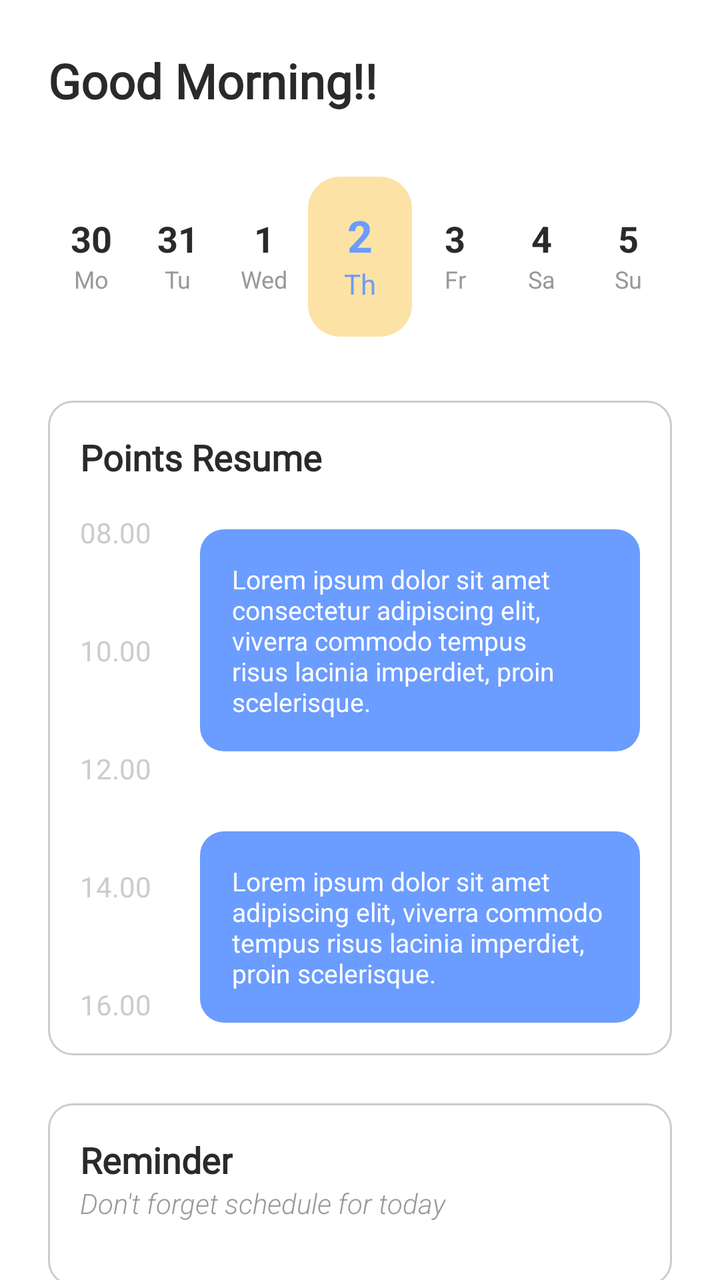
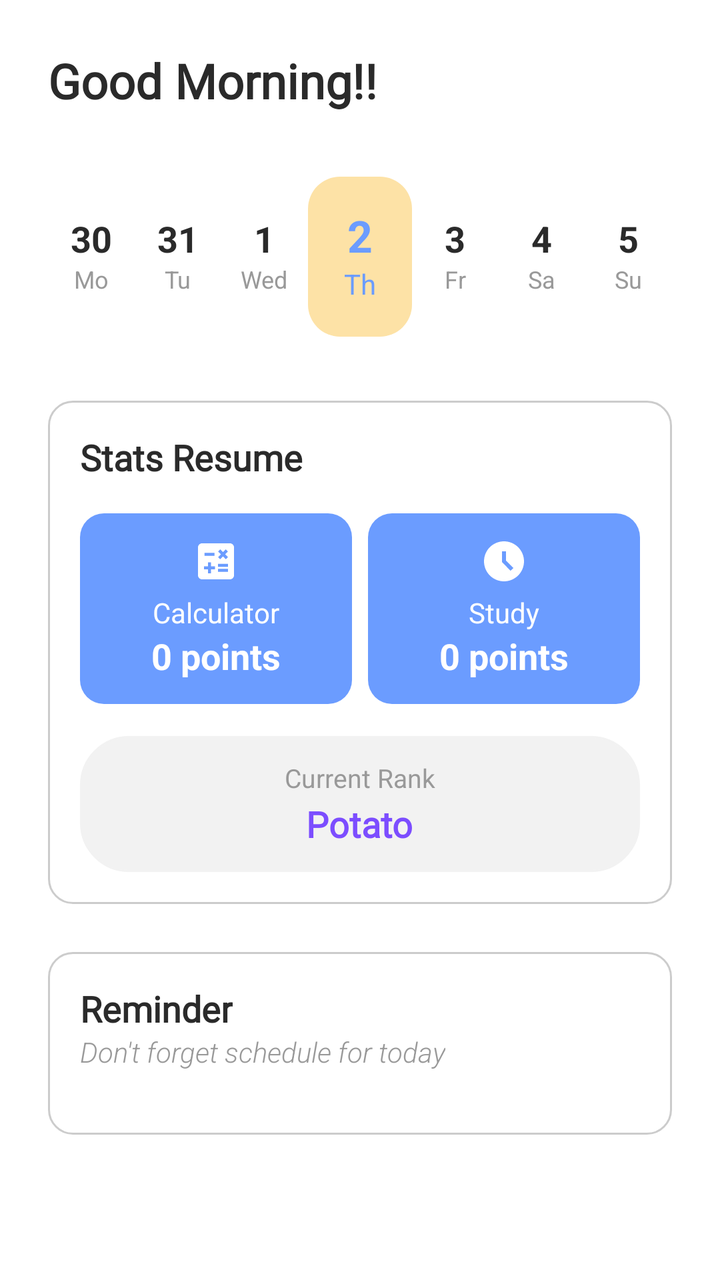

Compare the two renders of this Android layout. The source of the first and the diff that turns it into the second are given below.
<!-- AndroidManifest.xml: application theme Theme.ClendApp -->
<!-- res/layout/fragment_home.xml -->
<?xml version="1.0" encoding="utf-8"?>
<androidx.core.widget.NestedScrollView xmlns:android="http://schemas.android.com/apk/res/android"
    xmlns:app="http://schemas.android.com/apk/res-auto"
    android:layout_width="match_parent"
    android:layout_height="match_parent"
    android:background="#FFFFFF">

    <LinearLayout
        android:layout_width="match_parent"
        android:layout_height="wrap_content"
        android:orientation="vertical"
        android:padding="24dp">

        <TextView
            android:id="@+id/tv_greeting"
            android:layout_width="wrap_content"
            android:layout_height="wrap_content"
            android:text="Good Morning!!"
            android:textColor="#2A2A2A"
            android:fontFamily="@font/hey_comic"
            android:textSize="24sp"
            android:textStyle="bold"
            android:layout_marginBottom="32dp" />

        
        <LinearLayout
            android:id="@+id/calendar_row"
            android:layout_width="match_parent"
            android:layout_height="wrap_content"
            android:orientation="horizontal"
            android:gravity="center"
            android:baselineAligned="false"
            android:layout_marginBottom="32dp">

            
            <LinearLayout
                android:layout_width="0dp"
                android:layout_height="wrap_content"
                android:layout_weight="1"
                android:gravity="center"
                android:orientation="vertical">
                <TextView android:layout_width="wrap_content" android:layout_height="wrap_content" android:text="30" android:textSize="18sp" android:textStyle="bold" android:textColor="#2A2A2A"/>
                <TextView android:layout_width="wrap_content" android:layout_height="wrap_content" android:text="Mo" android:textSize="12sp" android:textColor="#999999"/>
                <LinearLayout android:id="@+id/dots_1" android:layout_width="wrap_content" android:layout_height="wrap_content" android:orientation="horizontal" android:layout_marginTop="2dp" android:gravity="center"/>
            </LinearLayout>

            <LinearLayout
                android:layout_width="0dp"
                android:layout_height="wrap_content"
                android:layout_weight="1"
                android:gravity="center"
                android:orientation="vertical">
                <TextView android:layout_width="wrap_content" android:layout_height="wrap_content" android:text="31" android:textSize="18sp" android:textStyle="bold" android:textColor="#2A2A2A"/>
                <TextView android:layout_width="wrap_content" android:layout_height="wrap_content" android:text="Tu" android:textSize="12sp" android:textColor="#999999"/>
                <LinearLayout android:id="@+id/dots_2" android:layout_width="wrap_content" android:layout_height="wrap_content" android:orientation="horizontal" android:layout_marginTop="2dp" android:gravity="center"/>
            </LinearLayout>

            <LinearLayout
                android:layout_width="0dp"
                android:layout_height="wrap_content"
                android:layout_weight="1"
                android:gravity="center"
                android:orientation="vertical">
                <TextView android:layout_width="wrap_content" android:layout_height="wrap_content" android:text="1" android:textSize="18sp" android:textStyle="bold" android:textColor="#2A2A2A"/>
                <TextView android:layout_width="wrap_content" android:layout_height="wrap_content" android:text="Wed" android:textSize="12sp" android:textColor="#999999"/>
                <LinearLayout android:id="@+id/dots_3" android:layout_width="wrap_content" android:layout_height="wrap_content" android:orientation="horizontal" android:layout_marginTop="2dp" android:gravity="center"/>
            </LinearLayout>

            <LinearLayout
                android:layout_width="0dp"
                android:layout_height="80dp"
                android:layout_weight="1.2"
                android:gravity="center"
                android:background="@drawable/bg_day_active"
                android:orientation="vertical">
                <TextView android:layout_width="wrap_content" android:layout_height="wrap_content" android:text="2" android:textSize="22sp" android:textStyle="bold" android:textColor="#6B9CFF"/>
                <TextView android:layout_width="wrap_content" android:layout_height="wrap_content" android:text="Th" android:textSize="14sp" android:textColor="#6B9CFF"/>
                <LinearLayout android:id="@+id/dots_4" android:layout_width="wrap_content" android:layout_height="wrap_content" android:orientation="horizontal" android:layout_marginTop="2dp" android:gravity="center"/>
            </LinearLayout>

            <LinearLayout
                android:layout_width="0dp"
                android:layout_height="wrap_content"
                android:layout_weight="1"
                android:gravity="center"
                android:orientation="vertical">
                <TextView android:layout_width="wrap_content" android:layout_height="wrap_content" android:text="3" android:textSize="18sp" android:textStyle="bold" android:textColor="#2A2A2A"/>
                <TextView android:layout_width="wrap_content" android:layout_height="wrap_content" android:text="Fr" android:textSize="12sp" android:textColor="#999999"/>
                <LinearLayout android:id="@+id/dots_5" android:layout_width="wrap_content" android:layout_height="wrap_content" android:orientation="horizontal" android:layout_marginTop="2dp" android:gravity="center"/>
            </LinearLayout>

            <LinearLayout
                android:layout_width="0dp"
                android:layout_height="wrap_content"
                android:layout_weight="1"
                android:gravity="center"
                android:orientation="vertical">
                <TextView android:layout_width="wrap_content" android:layout_height="wrap_content" android:text="4" android:textSize="18sp" android:textStyle="bold" android:textColor="#2A2A2A"/>
                <TextView android:layout_width="wrap_content" android:layout_height="wrap_content" android:text="Sa" android:textSize="12sp" android:textColor="#999999"/>
                <LinearLayout android:id="@+id/dots_6" android:layout_width="wrap_content" android:layout_height="wrap_content" android:orientation="horizontal" android:layout_marginTop="2dp" android:gravity="center"/>
            </LinearLayout>

            <LinearLayout
                android:layout_width="0dp"
                android:layout_height="wrap_content"
                android:layout_weight="1"
                android:gravity="center"
                android:orientation="vertical">
                <TextView android:layout_width="wrap_content" android:layout_height="wrap_content" android:text="5" android:textSize="18sp" android:textStyle="bold" android:textColor="#2A2A2A"/>
                <TextView android:layout_width="wrap_content" android:layout_height="wrap_content" android:text="Su" android:textSize="12sp" android:textColor="#999999"/>
                <LinearLayout android:id="@+id/dots_7" android:layout_width="wrap_content" android:layout_height="wrap_content" android:orientation="horizontal" android:layout_marginTop="2dp" android:gravity="center"/>
            </LinearLayout>

        </LinearLayout>

        
        <LinearLayout
            android:layout_width="match_parent"
            android:layout_height="wrap_content"
            android:background="@drawable/bg_section_outline"
            android:orientation="vertical"
            android:padding="16dp"
            android:layout_marginBottom="24dp">

            <TextView
                android:layout_width="wrap_content"
                android:layout_height="wrap_content"
                android:text="Points Resume"
                android:fontFamily="@font/hey_comic"
                android:textColor="#2A2A2A"
                android:textSize="18sp"
                android:textStyle="bold"
                android:layout_marginBottom="16dp" />

            <RelativeLayout
                android:layout_width="match_parent"
                android:layout_height="wrap_content">

                
                <LinearLayout
                    android:layout_width="wrap_content"
                    android:layout_height="wrap_content"
                    android:orientation="vertical">
                    <TextView android:layout_width="wrap_content" android:layout_height="wrap_content" android:text="08.00" android:textColor="#CCCCCC" android:textSize="14sp" android:layout_marginBottom="40dp"/>
                    <TextView android:layout_width="wrap_content" android:layout_height="wrap_content" android:text="10.00" android:textColor="#CCCCCC" android:textSize="14sp" android:layout_marginBottom="40dp"/>
                    <TextView android:layout_width="wrap_content" android:layout_height="wrap_content" android:text="12.00" android:textColor="#CCCCCC" android:textSize="14sp" android:layout_marginBottom="40dp"/>
                    <TextView android:layout_width="wrap_content" android:layout_height="wrap_content" android:text="14.00" android:textColor="#CCCCCC" android:textSize="14sp" android:layout_marginBottom="40dp"/>
                    <TextView android:layout_width="wrap_content" android:layout_height="wrap_content" android:text="16.00" android:textColor="#CCCCCC" android:textSize="14sp" />
                </LinearLayout>

                
                <LinearLayout
                    android:layout_width="match_parent"
                    android:layout_height="wrap_content"
                    android:layout_marginStart="60dp"
                    android:orientation="vertical">

                    <TextView
                        android:layout_width="match_parent"
                        android:layout_height="wrap_content"
                        android:background="@drawable/bg_blue_card"
                        android:padding="16dp"
                        android:text="Lorem ipsum dolor sit amet consectetur adipiscing elit, viverra commodo tempus risus lacinia imperdiet, proin scelerisque."
                        android:textColor="#FFFFFF"
                        android:textSize="13sp"
                        android:layout_marginTop="8dp"
                        android:layout_marginBottom="24dp"/>

                    <TextView
                        android:layout_width="match_parent"
                        android:layout_height="wrap_content"
                        android:background="@drawable/bg_blue_card"
                        android:padding="16dp"
                        android:text="Lorem ipsum dolor sit amet adipiscing elit, viverra commodo tempus risus lacinia imperdiet, proin scelerisque."
                        android:textColor="#FFFFFF"
                        android:textSize="13sp"
                        android:layout_marginTop="16dp"/>

                </LinearLayout>

            </RelativeLayout>

        </LinearLayout>

        
        <LinearLayout
            android:layout_width="match_parent"
            android:layout_height="wrap_content"
            android:background="@drawable/bg_section_outline"
            android:orientation="vertical"
            android:padding="16dp">

            <TextView
                android:layout_width="wrap_content"
                android:layout_height="wrap_content"
                android:text="Reminder"
                android:fontFamily="@font/hey_comic"
                android:textColor="#2A2A2A"
                android:textSize="18sp"
                android:textStyle="bold" />

            <TextView
                android:id="@+id/tv_reminder_subtitle"
                android:layout_width="wrap_content"
                android:layout_height="wrap_content"
                android:text="Don\'t forget schedule for today"
                android:textColor="#999999"
                android:textSize="14sp"
                android:fontFamily="sans-serif-light"
                android:textStyle="italic"
                android:layout_marginBottom="16dp" />

            <androidx.recyclerview.widget.RecyclerView
                android:id="@+id/rv_reminders"
                android:layout_width="match_parent"
                android:layout_height="wrap_content"
                android:nestedScrollingEnabled="false" />

            <TextView
                android:id="@+id/tv_empty_reminders"
                android:layout_width="match_parent"
                android:layout_height="wrap_content"
                android:gravity="center"
                android:padding="16dp"
                android:text="No pending tasks for today"
                android:textColor="#999999"
                android:visibility="gone" />

        </LinearLayout>

    </LinearLayout>

</androidx.core.widget.NestedScrollView>
<!-- resources referenced by this layout -->
<resources>
  <!-- drawable bg_blue_card (drawable) -->
  <?xml version="1.0" encoding="utf-8"?>
  <shape xmlns:android="http://schemas.android.com/apk/res/android" android:shape="rectangle">
      <solid android:color="#6B9CFF" />
      <corners android:radius="12dp" />
  </shape>
  <!-- drawable bg_day_active (drawable) -->
  <?xml version="1.0" encoding="utf-8"?>
  <shape xmlns:android="http://schemas.android.com/apk/res/android" android:shape="rectangle">
      <solid android:color="#FDE2A6" />
      <corners android:radius="16dp" />
  </shape>
  <!-- drawable bg_section_outline (drawable) -->
  <?xml version="1.0" encoding="utf-8"?>
  <shape xmlns:android="http://schemas.android.com/apk/res/android">
      <stroke android:width="1dp" android:color="#CCCCCC" />
      <corners android:radius="12dp" />
      <solid android:color="@android:color/transparent" />
  </shape>
  <style name="Theme.ClendApp" parent="Base.Theme.ClendApp" />
  <style name="Base.Theme.ClendApp" parent="Theme.Material3.Light.NoActionBar">
          
          <item name="colorPrimary">#7C4DFF</item>
          <item name="colorOnPrimary">@color/white</item>
      </style>
  <color name="white">#FFFFFFFF</color>
</resources>

<!-- the commit's change to res/layout/fragment_home.xml (unified diff, before → after) -->
@@ -125,60 +125,119 @@
             <TextView
                 android:layout_width="wrap_content"
                 android:layout_height="wrap_content"
-                android:text="Points Resume"
+                android:text="Stats Resume"
                 android:fontFamily="@font/hey_comic"
                 android:textColor="#2A2A2A"
                 android:textSize="18sp"
                 android:textStyle="bold"
                 android:layout_marginBottom="16dp" />
 
-            <RelativeLayout
-                android:layout_width="match_parent"
-                android:layout_height="wrap_content">
+            <LinearLayout
+                android:layout_width="match_parent"
+                android:layout_height="wrap_content"
+                android:orientation="horizontal"
+                android:baselineAligned="false">
 
                 
                 <LinearLayout
-                    android:layout_width="wrap_content"
-                    android:layout_height="wrap_content"
-                    android:orientation="vertical">
-                    <TextView android:layout_width="wrap_content" android:layout_height="wrap_content" android:text="08.00" android:textColor="#CCCCCC" android:textSize="14sp" android:layout_marginBottom="40dp"/>
-                    <TextView android:layout_width="wrap_content" android:layout_height="wrap_content" android:text="10.00" android:textColor="#CCCCCC" android:textSize="14sp" android:layout_marginBottom="40dp"/>
-                    <TextView android:layout_width="wrap_content" android:layout_height="wrap_content" android:text="12.00" android:textColor="#CCCCCC" android:textSize="14sp" android:layout_marginBottom="40dp"/>
-                    <TextView android:layout_width="wrap_content" android:layout_height="wrap_content" android:text="14.00" android:textColor="#CCCCCC" android:textSize="14sp" android:layout_marginBottom="40dp"/>
-                    <TextView android:layout_width="wrap_content" android:layout_height="wrap_content" android:text="16.00" android:textColor="#CCCCCC" android:textSize="14sp" />
+                    android:layout_width="0dp"
+                    android:layout_height="wrap_content"
+                    android:layout_weight="1"
+                    android:orientation="vertical"
+                    android:gravity="center"
+                    android:padding="12dp"
+                    android:background="@drawable/bg_blue_card"
+                    android:layout_marginEnd="8dp">
+
+                    <ImageView
+                        android:layout_width="24dp"
+                        android:layout_height="24dp"
+                        android:src="@drawable/ic_math"
+                        app:tint="#FFFFFF" />
+
+                    <TextView
+                        android:layout_width="wrap_content"
+                        android:layout_height="wrap_content"
+                        android:text="Calculator"
+                        android:textColor="#FFFFFF"
+                        android:textSize="14sp"
+                        android:layout_marginTop="4dp" />
+
+                    <TextView
+                        android:id="@+id/tv_resume_calculator"
+                        android:layout_width="wrap_content"
+                        android:layout_height="wrap_content"
+                        android:text="0 points"
+                        android:textColor="#FFFFFF"
+                        android:textStyle="bold"
+                        android:textSize="18sp" />
                 </LinearLayout>
 
                 
                 <LinearLayout
-                    android:layout_width="match_parent"
-                    android:layout_height="wrap_content"
-                    android:layout_marginStart="60dp"
-                    android:orientation="vertical">
-
-                    <TextView
-                        android:layout_width="match_parent"
-                        android:layout_height="wrap_content"
-                        android:background="@drawable/bg_blue_card"
-                        android:padding="16dp"
-                        android:text="Lorem ipsum dolor sit amet consectetur adipiscing elit, viverra commodo tempus risus lacinia imperdiet, proin scelerisque."
-                        android:textColor="#FFFFFF"
-                        android:textSize="13sp"
-                        android:layout_marginTop="8dp"
-                        android:layout_marginBottom="24dp"/>
-
-                    <TextView
-                        android:layout_width="match_parent"
-                        android:layout_height="wrap_content"
-                        android:background="@drawable/bg_blue_card"
-                        android:padding="16dp"
-                        android:text="Lorem ipsum dolor sit amet adipiscing elit, viverra commodo tempus risus lacinia imperdiet, proin scelerisque."
-                        android:textColor="#FFFFFF"
-                        android:textSize="13sp"
-                        android:layout_marginTop="16dp"/>
-
+                    android:layout_width="0dp"
+                    android:layout_height="wrap_content"
+                    android:layout_weight="1"
+                    android:orientation="vertical"
+                    android:gravity="center"
+                    android:padding="12dp"
+                    android:background="@drawable/bg_blue_card">
+
+                    <ImageView
+                        android:layout_width="24dp"
+                        android:layout_height="24dp"
+                        android:src="@drawable/ic_clock"
+                        app:tint="#FFFFFF" />
+
+                    <TextView
+                        android:layout_width="wrap_content"
+                        android:layout_height="wrap_content"
+                        android:text="Study"
+                        android:textColor="#FFFFFF"
+                        android:textSize="14sp"
+                        android:layout_marginTop="4dp" />
+
+                    <TextView
+                        android:id="@+id/tv_resume_study"
+                        android:layout_width="wrap_content"
+                        android:layout_height="wrap_content"
+                        android:text="0 points"
+                        android:textColor="#FFFFFF"
+                        android:textStyle="bold"
+                        android:textSize="18sp" />
                 </LinearLayout>
 
-            </RelativeLayout>
+            </LinearLayout>
+
+            
+            <LinearLayout
+                android:layout_width="match_parent"
+                android:layout_height="wrap_content"
+                android:orientation="vertical"
+                android:gravity="center"
+                android:layout_marginTop="16dp"
+                android:padding="12dp"
+                android:background="@drawable/bg_pill"
+                android:backgroundTint="#F2F2F2">
+
+                <TextView
+                    android:layout_width="wrap_content"
+                    android:layout_height="wrap_content"
+                    android:text="Current Rank"
+                    android:textColor="#999999"
+                    android:textSize="13sp" />
+
+                <TextView
+                    android:id="@+id/tv_resume_rank"
+                    android:layout_width="wrap_content"
+                    android:layout_height="wrap_content"
+                    android:text="Potato"
+                    android:textColor="#7C4DFF"
+                    android:textStyle="bold"
+                    android:textSize="18sp"
+                    android:fontFamily="@font/hey_comic"
+                    android:layout_marginTop="2dp" />
+            </LinearLayout>
 
         </LinearLayout>
 
<!-- resource entries referenced after the edit -->
@@ -12,6 +12,16 @@
       <solid android:color="#FDE2A6" />
       <corners android:radius="16dp" />
   </shape>
+  <!-- drawable bg_pill (drawable) -->
+  <?xml version="1.0" encoding="utf-8"?>
+  <shape xmlns:android="http://schemas.android.com/apk/res/android"
+      android:shape="rectangle">
+      <corners android:radius="24dp" />
+      <solid android:color="#5B54D6" />
+      <stroke
+          android:width="1dp"
+          android:color="#7DE0D8" />
+  </shape>
   <!-- drawable bg_section_outline (drawable) -->
   <?xml version="1.0" encoding="utf-8"?>
   <shape xmlns:android="http://schemas.android.com/apk/res/android">
@@ -19,6 +29,18 @@
       <corners android:radius="12dp" />
       <solid android:color="@android:color/transparent" />
   </shape>
+  <!-- drawable ic_clock (drawable) -->
+  <vector xmlns:android="http://schemas.android.com/apk/res/android" android:height="24dp" android:tint="#000000" android:viewportHeight="24" android:viewportWidth="24" android:width="24dp">
+        
+      <path android:fillColor="@android:color/white" android:pathData="M11.99,2C6.47,2 2,6.48 2,12s4.47,10 9.99,10C17.52,22 22,17.52 22,12S17.52,2 11.99,2zM15.29,16.71L11,12.41V7h2v4.59l3.71,3.71L15.29,16.71z"/>
+      
+  </vector>
+  <!-- drawable ic_math (drawable) -->
+  <vector xmlns:android="http://schemas.android.com/apk/res/android" android:height="24dp" android:tint="#000000" android:viewportHeight="24" android:viewportWidth="24" android:width="24dp">
+        
+      <path android:fillColor="@android:color/white" android:pathData="M19,3H5C3.9,3 3,3.9 3,5v14c0,1.1 0.9,2 2,2h14c1.1,0 2,-0.9 2,-2V5C21,3.9 20.1,3 19,3zM13.03,7.06L14.09,6l1.41,1.41L16.91,6l1.06,1.06l-1.41,1.41l1.41,1.41l-1.06,1.06L15.5,9.54l-1.41,1.41l-1.06,-1.06l1.41,-1.41L13.03,7.06zM6.25,7.72h5v1.5h-5V7.72zM11.5,16h-2v2H8v-2H6v-1.5h2v-2h1.5v2h2V16zM18,17.25h-5v-1.5h5V17.25zM18,14.75h-5v-1.5h5V14.75z"/>
+      
+  </vector>
   <style name="Theme.ClendApp" parent="Base.Theme.ClendApp" />
   <style name="Base.Theme.ClendApp" parent="Theme.Material3.Light.NoActionBar">
           
